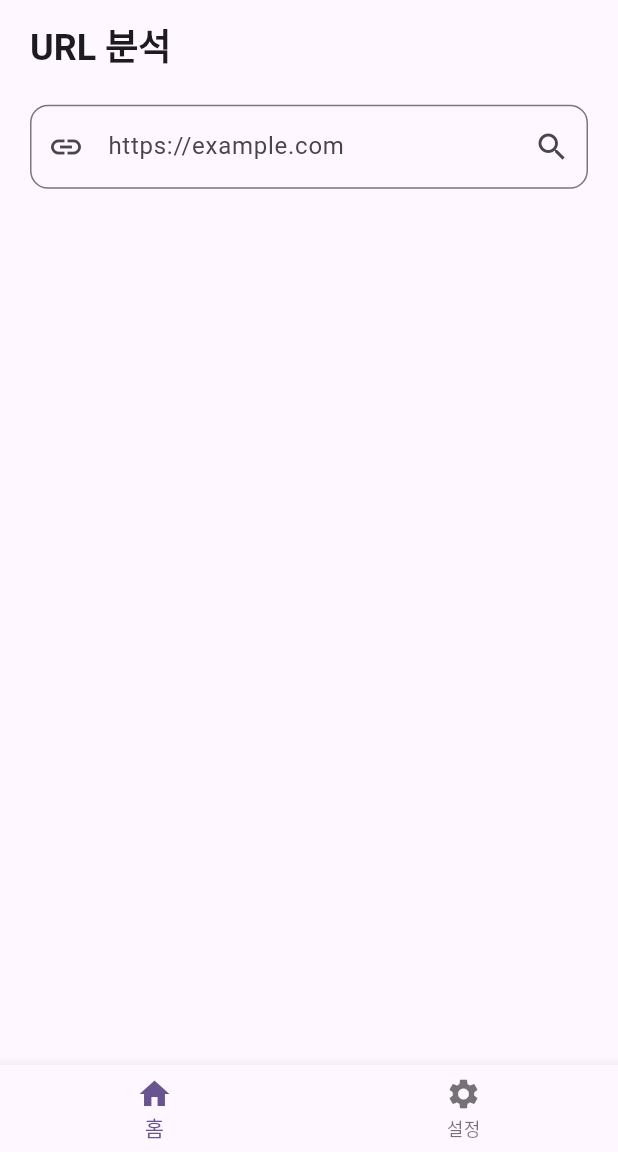
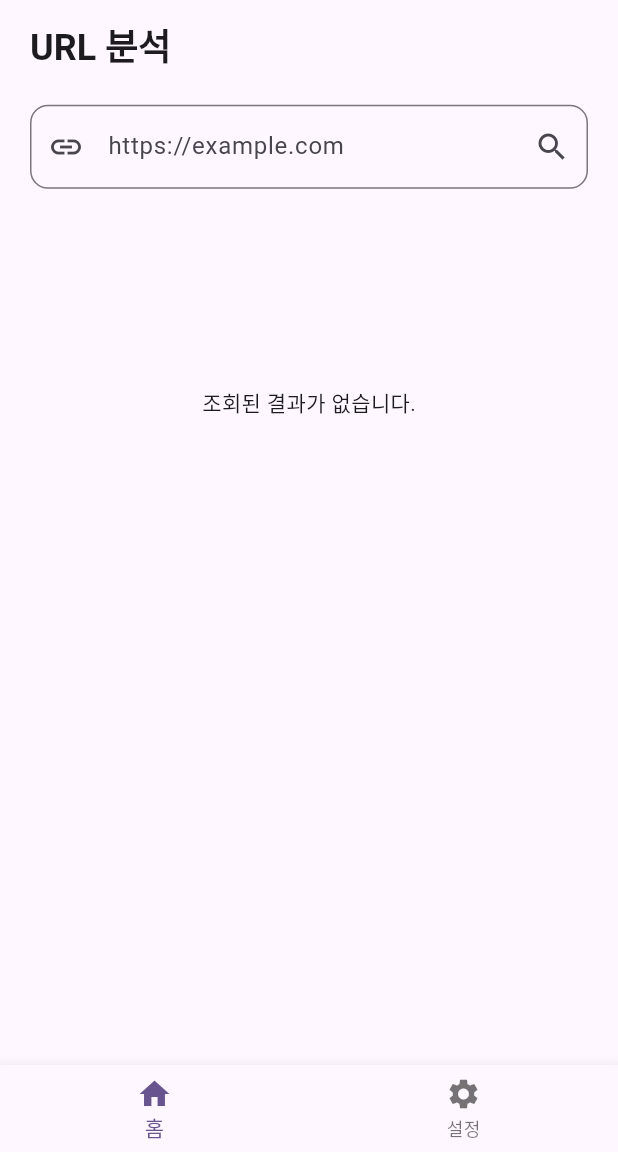
Before and after one commit to J1NWAN/url_check, a Flutter app: the screen it shows after launch, scrolled down 576 dp, on a phone screen of 412 x 824 dp, the part 84-1236 px from its top. Run offline on Flutter 3.47's test engine with Material 3 defaults, Android fonts, the light colour scheme and no system bars; our stand-ins replace flutter_riverpod, riverpod_annotation; generated files the repository leaves out were written again.

Commit message:
style: 로딩인디케이터 위치 수정

```diff
--- a/lib/features/home/view/url_analysis_screen.dart
+++ b/lib/features/home/view/url_analysis_screen.dart
@@ -24,13 +24,7 @@ class UrlAnalysisScreen extends ConsumerWidget {
           decoration: InputDecoration(
             hintText: 'https://example.com',
             prefixIcon: const Icon(Icons.link),
-            suffixIcon: state.isLoading
-                ? const SizedBox(
-                    width: 20,
-                    height: 20,
-                    child: CircularProgressIndicator(strokeWidth: 2),
-                  )
-                : IconButton(
+            suffixIcon: IconButton(
                     icon: const Icon(Icons.search),
                     onPressed: () {
                       ref.read(urlAnalysisViewModelProvider.notifier).analyzeUrl();
@@ -64,8 +58,9 @@ class UrlAnalysisScreen extends ConsumerWidget {
               ],
             ),
           ),
-
-        if (state.analysisResult != null) ...[
+        if (state.isLoading) ...[
+          const Center(child: CircularProgressIndicator()),
+        ] else if (state.analysisResult != null) ...[
           Expanded(
             child: SingleChildScrollView(
               child: Column(
@@ -150,6 +145,9 @@ class UrlAnalysisScreen extends ConsumerWidget {
               ),
             ),
           ),
+        ] else ...[
+          const SizedBox(height: 100),
+          const Center(child: Text('조회된 결과가 없습니다.')),
         ],
       ],
     );
```
